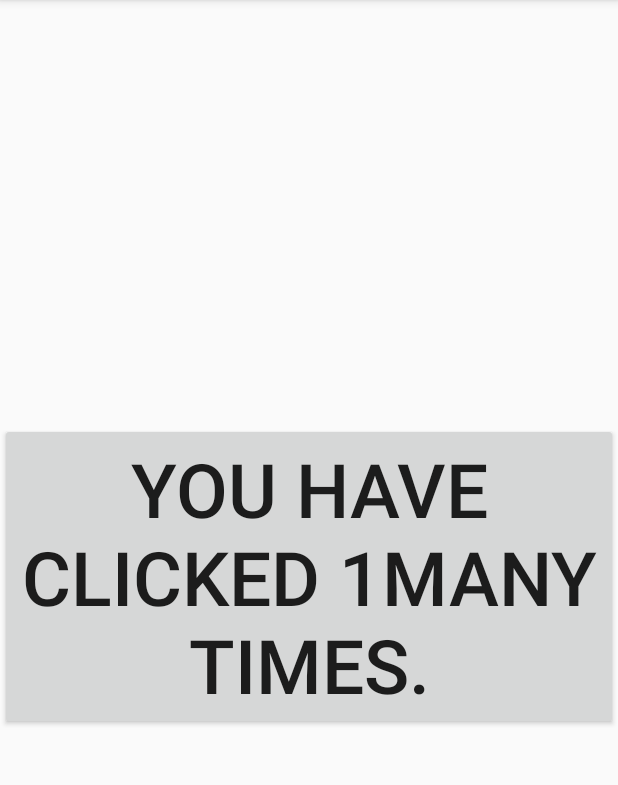
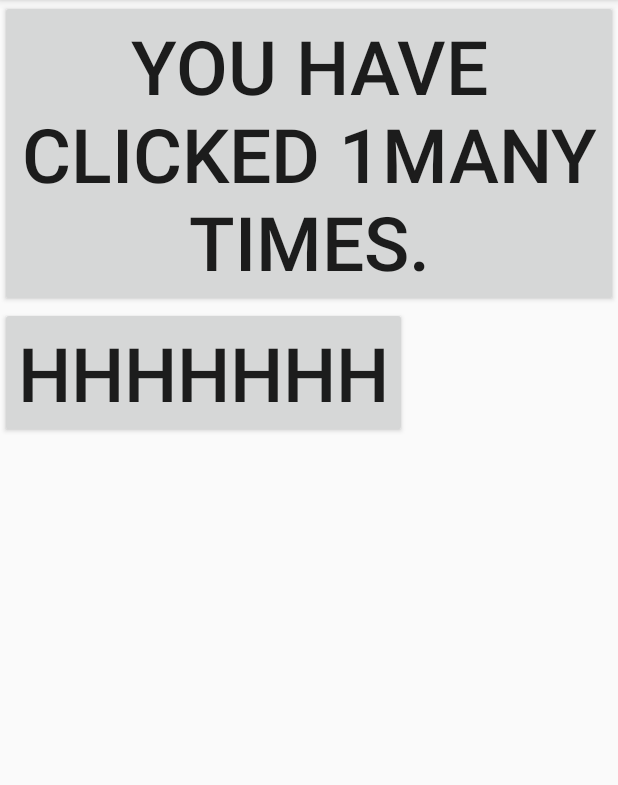
Before and after one commit to SamuelYin/HelloWorldAndroid, an Android app: the screen it shows after launch (MainActivity), after a tap on "HHHHHHH", on a phone screen of 412 x 824 dp, the part 84-869 px from its top. Run offline under Robolectric (Android 15) with nearby library versions, the phone set to English and light mode, and no system bars.

Commit message:
Chnage number 2

```diff
--- a/app/src/main/res/layout/activity_main.xml
+++ b/app/src/main/res/layout/activity_main.xml
@@ -6,15 +6,37 @@
     android:layout_height="match_parent"
     tools:context=".MainActivity">
 
+    <LinearLayout
+        android:layout_width="match_parent"
+        android:layout_height="match_parent"
+        android:orientation="vertical">
         <Button
             android:layout_width="wrap_content"
             android:layout_height="wrap_content"
             android:text="hhhhhhh"
             android:textSize="50sp"
             android:id="@+id/button"
-
             app:layout_constraintBottom_toBottomOf="parent"
             app:layout_constraintLeft_toLeftOf="parent"
             app:layout_constraintRight_toRightOf="parent"
             app:layout_constraintTop_toTopOf="parent" />
+        <Button
+            android:layout_width="wrap_content"
+            android:layout_height="wrap_content"
+            android:text="hhhhhhh"
+            android:textSize="50sp"
+            android:id="@+id/button1"
+            app:layout_constraintBottom_toBottomOf="parent"
+            app:layout_constraintLeft_toLeftOf="parent"
+            app:layout_constraintRight_toRightOf="parent"
+            app:layout_constraintTop_toTopOf="parent" />
+    </LinearLayout>
+
+
+
+
+
+
+
+
 </androidx.constraintlayout.widget.ConstraintLayout>
```
Lines whose indentation alone changed are shown as unchanged.
